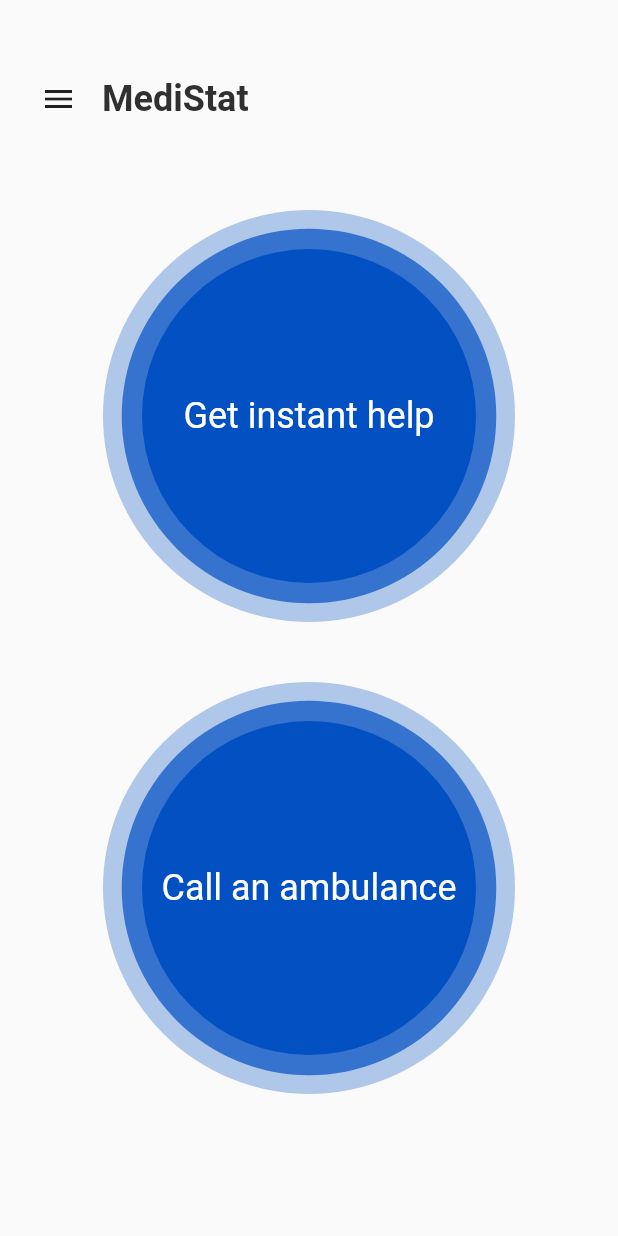
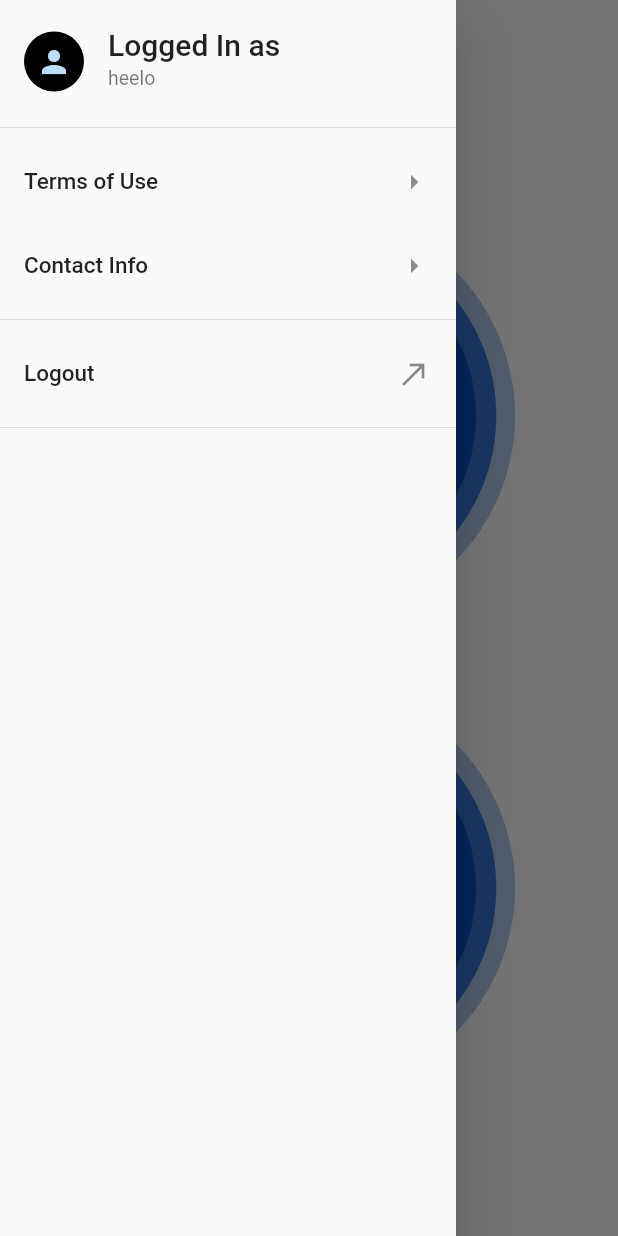
Before and after one commit to Spiral-Forge/MediStat, a Flutter app: the HomePage screen opened directly, after a tap on the "menu" icon, on a phone screen of 412 x 824 dp. Run offline on Flutter 3.47's test engine with Material 2 defaults, Android fonts, the phone set to English and light mode, and no system bars; our stand-ins replace cloud_firestore, firebase_auth, flutter_spinkit, geolocator, google_maps_flutter, google_sign_in and 1 more; missing offline and left inert: agora_rtc_engine; accounts and stored records are empty; Roboto replaces fonts that are missing (GoogleSans); statements that could not run were skipped.

Commit message:
drawer added

```diff
--- a/lib/main.dart
+++ b/lib/main.dart
@@ -13,6 +13,7 @@
     return StreamProvider<User>.value(
       value: AuthService().user,
       child: MaterialApp(
+        debugShowCheckedModeBanner: false,
         home: Wrapper(),
       ),
     );
--- a/lib/screens/home/homepage.dart
+++ b/lib/screens/home/homepage.dart
@@ -4,8 +4,11 @@
 import 'package:dbapp/services/dbutils.dart';
 import 'package:dbapp/services/permissions.dart';
 import 'package:dbapp/services/call_utilities.dart';
+import 'package:dbapp/shared/drawer.dart';
 import 'package:flutter/material.dart';
 import 'package:url_launcher/url_launcher.dart';
+
+final myDrawer _drawer = new myDrawer();
 
 class HomePage extends StatefulWidget {
   @override
@@ -47,9 +50,9 @@
 
     sender.uid = senderInfo.uid;
     sender.email = senderInfo.email;
-  print("receiver list len here");
-  print(receiverList.length);
-    for (int i = 0; i < receiverList.length && i<5; i++) {
+    print("receiver list len here");
+    print(receiverList.length);
+    for (int i = 0; i < receiverList.length && i < 5; i++) {
       print("coming in for i= " + i.toString());
       var currReceiver = new User();
       currReceiver.uid = receiverList[i].data["uid"];
@@ -76,6 +79,7 @@
 
     return Scaffold(
       key: _scaffoldKey,
+      drawer: _drawer,
       body: Column(children: [
         Expanded(
             child: Container(
--- /dev/null
+++ b/lib/shared/drawer.dart
@@ -0,0 +1,97 @@
+import 'package:flutter/material.dart';
+import 'package:dbapp/services/auth.dart';
+import 'package:firebase_auth/firebase_auth.dart';
+
+class myDrawer extends StatefulWidget {
+  @override
+  _myDrawerState createState() => _myDrawerState();
+}
+
+class _myDrawerState extends State<myDrawer> {
+  var userMail = '';
+  // AuthMethods auth = new AuthMethods();
+  // var userDetails = auth.getUserDetails();
+  final FirebaseAuth _auth = FirebaseAuth.instance;
+
+  Future<FirebaseUser> getUser() async {
+    return await _auth.currentUser();
+  }
+
+  void initState() {
+    super.initState();
+    getUser().then((user) {
+      if (user != null) {
+        // userName = user.name;
+        // userMail = user.data['email'];
+      }
+    });
+  }
+
+  @override
+  Widget build(BuildContext context) {
+    final AuthService _auth = AuthService();
+    return new Drawer(
+      child: new ListView(
+        children: <Widget>[
+          Divider(
+            height: 5,
+            color: Colors.transparent,
+          ),
+          new ListTile(
+              leading: CircleAvatar(
+                  backgroundColor: Colors.black,
+                  radius: 20,
+                  child: ClipOval(
+                      child: SizedBox(
+                    width: 40,
+                    height: 40,
+                    child: Icon(Icons.person),
+                  ))),
+              title: new Text(
+                "Logged In as",
+                style: TextStyle(fontFamily: 'GoogleSans', fontSize: 20),
+              ),
+              subtitle: new Text(
+                "heelo",
+                style: TextStyle(fontFamily: 'GoogleSans', fontSize: 13),
+              ),
+              onTap: () {}),
+          new Divider(),
+          new ListTile(
+              title: new Text(
+                "Terms of Use",
+                style: TextStyle(fontFamily: 'GoogleSans', fontSize: 15),
+              ),
+              trailing: new Icon(Icons.arrow_right),
+              onTap: () {
+                // Navigator.of(context).pop();
+                // Navigator.push(context,
+                //     MaterialPageRoute(builder: (context) => Guidelines()));
+              }),
+          new ListTile(
+              title: new Text(
+                "Contact Info",
+                style: TextStyle(fontFamily: 'GoogleSans', fontSize: 15),
+              ),
+              trailing: new Icon(Icons.arrow_right),
+              onTap: () {
+                // Navigator.of(context).pop();
+                // Navigator.of(context).push(new MaterialPageRoute(
+                //     builder: (BuildContext context) => new FAQS()));
+              }),
+          new Divider(),
+          new ListTile(
+              title: new Text(
+                "Logout",
+                style: TextStyle(fontFamily: 'GoogleSans', fontSize: 15),
+              ),
+              trailing: new Icon(Icons.call_made),
+              onTap: () async {
+                await _auth.signOut();
+              }),
+          new Divider(),
+        ],
+      ),
+    );
+  }
+}
```
Also changed, not shown: lib/screens/guide/guide.dart (+20 -25 lines), lib/screens/home/home.dart (+0 -15 lines).
